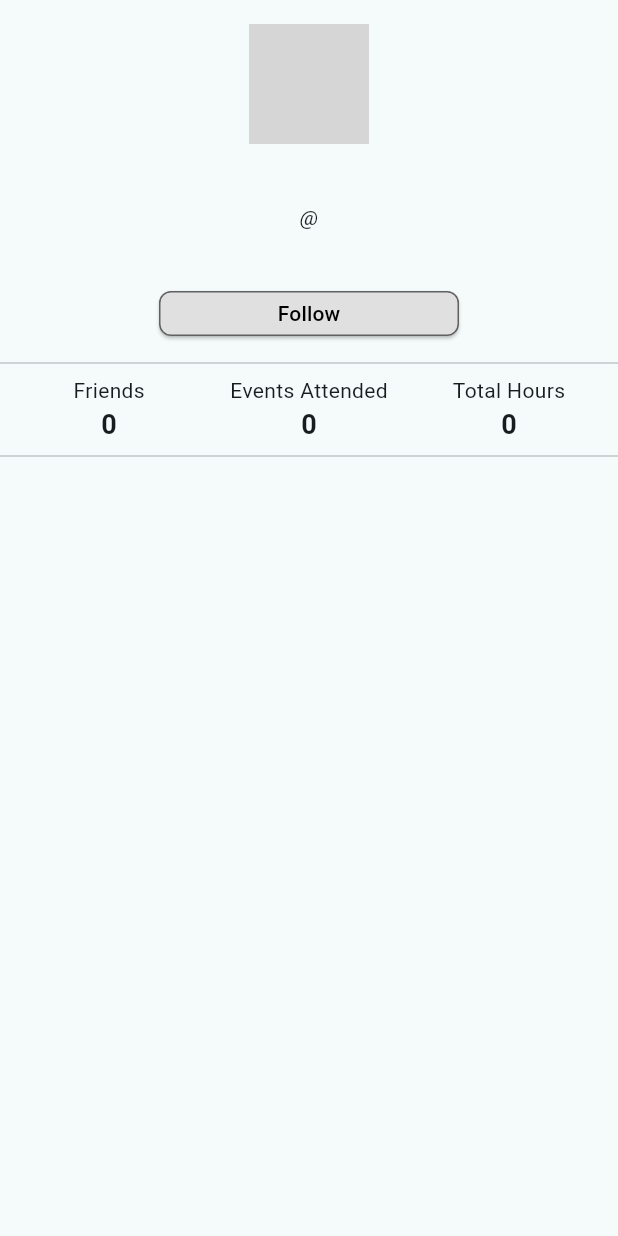
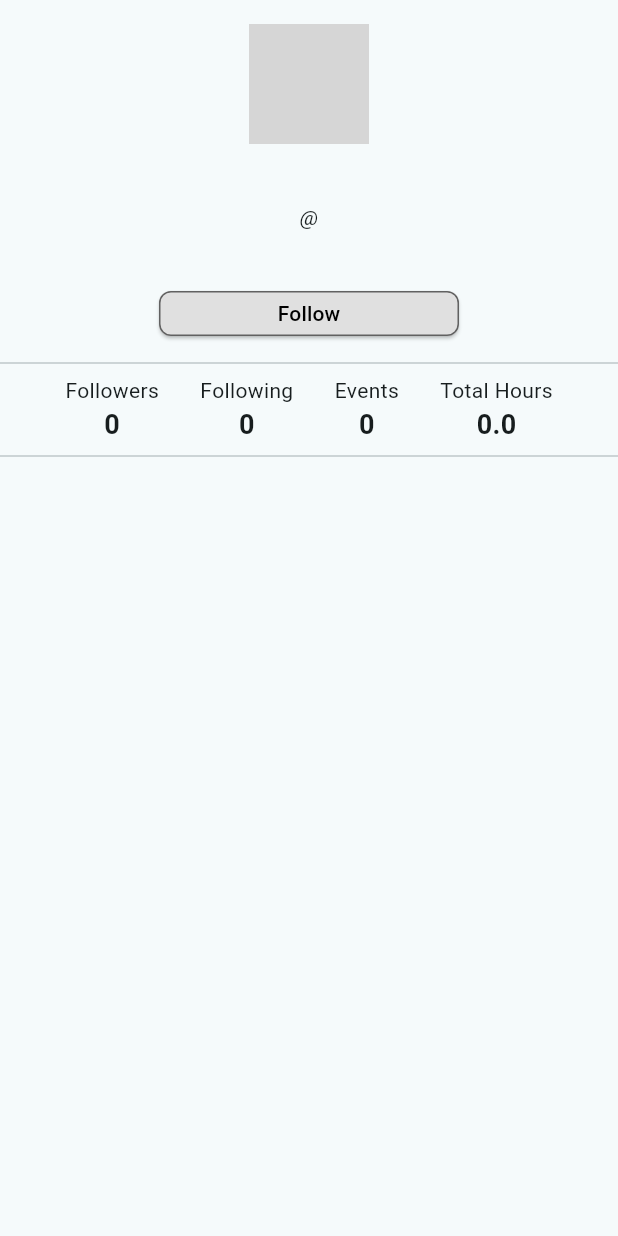
Before and after one commit to thekioskman/fydp_frontend, a Flutter app: the ProfileTopPage widget shown alone on an empty page, opened directly with empty values, on a phone screen of 412 x 824 dp. Run offline on Flutter 3.47's test engine with Material 3 defaults, Android fonts, the phone set to English and light mode, and no system bars; our stand-ins replace carousel_slider, file_picker, flutter_dotenv, google_fonts, image_picker, persistent_bottom_nav_bar and 3 more; accounts and stored records are empty; network calls fail; grey boxes are pictures that could not be loaded.

Commit message:
update profile page to refresh

```diff
--- a/frontend/lib/profile/components/profiletop.dart
+++ b/frontend/lib/profile/components/profiletop.dart
@@ -3,15 +3,16 @@ import 'clubtag.dart';
 import 'followbutton.dart';
 import '../../club/club.dart';
 
-class ProfileTopPage extends StatefulWidget {
+class ProfileTopPage extends StatelessWidget {
   final String profilePicUrl;
   final String firstName;
   final String lastName;
   final String username;
   final String bio;
-  final int friendsCount;
+  final int followersCount;
+  final int followingCount;
   final int eventsAttendedCount;
-  final int totalTime;
+  final double totalTime;
   final List<Club> clubs;
   final bool isOwnProfile;
 
@@ -22,7 +23,8 @@ class ProfileTopPage extends StatefulWidget {
     required this.lastName,
     required this.username,
     required this.bio,
-    required this.friendsCount,
+    required this.followersCount,
+    required this.followingCount,
     required this.eventsAttendedCount,
     required this.totalTime,
     required this.clubs,
@@ -30,97 +32,86 @@ class ProfileTopPage extends StatefulWidget {
   });
 
   @override
-  _ProfileTopPageState createState() => _ProfileTopPageState();
-}
-
-class _ProfileTopPageState extends State<ProfileTopPage> {
-  @override
   Widget build(BuildContext context) {
     return Column(
       children: [
-          // Top Profile Section -----------------------------------------------------
-          // Profile Picture
         Padding(
           padding: const EdgeInsets.all(16),
           child: Center(
             child: CircleAvatar(
               radius: 40,
-                backgroundImage: NetworkImage(widget.profilePicUrl),
+              backgroundImage: NetworkImage(profilePicUrl),
             ),
           ),
         ),
-          // Profile Info (Name, Username, Bio)
         Padding(
           padding: EdgeInsets.symmetric(horizontal: 16.0),
           child: Column(
             crossAxisAlignment: CrossAxisAlignment.center,
             children: [
               Text(
-                  '${widget.firstName} ${widget.lastName}',
+                '$firstName $lastName',
                 style: TextStyle(fontWeight: FontWeight.bold, fontSize: 16),
               ),
               Text(
-                  '@${widget.username}',
-                  style: TextStyle(fontWeight: FontWeight.normal, fontSize: 14, fontStyle: FontStyle.italic),
+                '@$username',
+                style: TextStyle(
+                    fontWeight: FontWeight.normal,
+                    fontSize: 14,
+                    fontStyle: FontStyle.italic),
               ),
               SizedBox(height: 8),
-                Text(widget.bio),
+              Text(bio),
             ],
-            )
           ),
-
-          // If another profile, show follow button else, no button here
+        ),
         SizedBox(height: 10),
-          widget.isOwnProfile ? const SizedBox.shrink() : SizedBox(
+        isOwnProfile
+            ? const SizedBox.shrink()
+            : SizedBox(
                 width: 200,
                 height: 30,
-            child: FollowButton(currentUsername: widget.username, profileUsername: "profileUsername"),
+                child: FollowButton(
+                    currentUsername: username,
+                    profileUsername: "profileUsername"),
               ),
         SizedBox(height: 10),
         Divider(),
-
-          // Profile Stats --> look into how far apart we want the stats to be...
         Padding(
           padding: EdgeInsets.symmetric(horizontal: 16.0),
           child: Row(
             mainAxisAlignment: MainAxisAlignment.spaceEvenly,
             children: [
-                Expanded(
-                  child: Align(
-                    alignment: Alignment.centerRight,
-                    child: Padding(
-                      padding: const EdgeInsets.only(right: 24.0),
-                      child: _buildStatColumn('Friends', widget.friendsCount),
-                    )
-                  ),
-                ),
-                _buildStatColumn('Events Attended', widget.eventsAttendedCount),
-                Expanded(
-                  child: Align(
-                    alignment: Alignment.centerLeft,
-                    child: Padding(
-                      padding: const EdgeInsets.only(left: 24.0),
-                      child: _buildStatColumn('Total Hours', widget.totalTime),
-                    ),
-                  ),
-                ),
+              _buildStatColumn('Followers', followersCount),
+              _buildStatColumn('Following', followingCount),
+              _buildStatColumn('Events', eventsAttendedCount),
+              _buildStatColumn('Total Hours', totalTime),
             ],
           ),
         ),
-
-          // Club Tags -----------------------------------------------------
-          Divider(), // remove
+        Divider(),
         Padding(
           padding: const EdgeInsets.symmetric(horizontal: 16.0),
           child: Column(
-              crossAxisAlignment: CrossAxisAlignment.center,
+            crossAxisAlignment: CrossAxisAlignment.start,
             children: [
               SizedBox(height: 8),
-                Wrap(
+              Align(
+                alignment: Alignment.centerLeft,
+                child: Wrap(
+                  alignment: WrapAlignment.start,
                   spacing: 16,
-                  runSpacing: 12, // Vertical space between rows of tags
-                  children: widget.clubs.map((club) => ClubTag(clubTag: club.clubTag, clubPageRoute: club.pageRoute, clubColor: club.color)).toList(),
+                  runSpacing: 12,
+                  children: clubs
+                      .map((club) => ClubTag(
+                            clubTag: club.clubTag,
+                            clubPageRoute: club.pageRoute,
+                            clubColor: club.color,
+                          ))
+                      .toList(),
                 ),
+              )
+
             ],
           ),
         ),
@@ -129,7 +120,7 @@ class _ProfileTopPageState extends State<ProfileTopPage> {
     );
   }
 
-  Widget _buildStatColumn(String label, int count) {
+  Widget _buildStatColumn(String label, num count) {
     return Column(
       children: [
         Center(
--- a/frontend/lib/profile/profilemain.dart
+++ b/frontend/lib/profile/profilemain.dart
@@ -29,9 +29,10 @@ class _ProfileMainPageState extends State<ProfileMainPage> {
   String lastName = '';
   String username = '';
   String bio = '';
-  int friendsCount = 0;
+  int followersCount = 0;
+  int followingCount = 0;
   int eventsAttendedCount = 0;
-  int totalTime = 0; // Time in hours...?
+  double totalTime = 0; // Time in hours...?
   List<Club> clubs = [];
 
   @override
@@ -62,6 +63,9 @@ class _ProfileMainPageState extends State<ProfileMainPage> {
       if (userResponse.statusCode != 200) throw Exception('Failed to load user data');
       final userData = jsonDecode(userResponse.body)['user'];
 
+      // Print userData for debugging
+      print('Fetched User Data: $userData');
+
       // Fetch user's clubs
       final clubsResponse = await http.get(Uri.parse('$apiUrl/user/$_user_id/clubs'));
       if (clubsResponse.statusCode != 200) throw Exception('Failed to load clubs');
@@ -75,9 +79,12 @@ class _ProfileMainPageState extends State<ProfileMainPage> {
         lastName = userData['last_name'] ?? '';
         username = userData['username'] ?? 'unknown_user';
         bio = userData['bio'] ?? 'This is a sample bio';
-        friendsCount = userData['friends_count'] ?? 0;
-        eventsAttendedCount = userData['events_attended'] ?? 0;
-        totalTime = userData['total_time'] ?? 0;
+        followersCount = userData['followers'] ?? 0;
+        followingCount = userData['following'] ?? 0;
+        eventsAttendedCount = userData['sessions_attended'] ?? 0;
+        // Convert totalTime from minutes to hours with one decimal place
+        totalTime = ((userData['total_dance_time'] ?? 0) / 60).toDouble();
+        totalTime = double.parse(totalTime.toStringAsFixed(1));
         clubs = clubData.map((clubJson) => Club.fromJson(clubJson)).toList();
 
         _isLoading = false;
@@ -103,8 +110,10 @@ class _ProfileMainPageState extends State<ProfileMainPage> {
           ? Center(child: CircularProgressIndicator())
           : _hasError
             ? Center(child: Text("Failed to load profile", style: TextStyle(color: Colors.red)))
-            : SingleChildScrollView(
-              child: Column(
+            : RefreshIndicator(
+              onRefresh: _fetchUserData,
+              child: ListView(
+                padding: EdgeInsets.zero,
                 children: [
                   ProfileTopPage(
                     profilePicUrl: profilePicUrl,
@@ -112,7 +121,8 @@ class _ProfileMainPageState extends State<ProfileMainPage> {
                     lastName: lastName,
                     username: username,
                     bio: bio,
-                  friendsCount: friendsCount,
+                    followersCount: followersCount,
+                    followingCount: followingCount,
                     eventsAttendedCount: eventsAttendedCount,
                     totalTime: totalTime,
                     clubs: clubs,
@@ -124,7 +134,7 @@ class _ProfileMainPageState extends State<ProfileMainPage> {
                   // ProfileSectionPage(sectionName: "Covers"),
                   SizedBox(height: 24.0)
                 ],
-            ),
+              )
             ),
     );
   }
```
Lines whose indentation alone changed are shown as unchanged.
